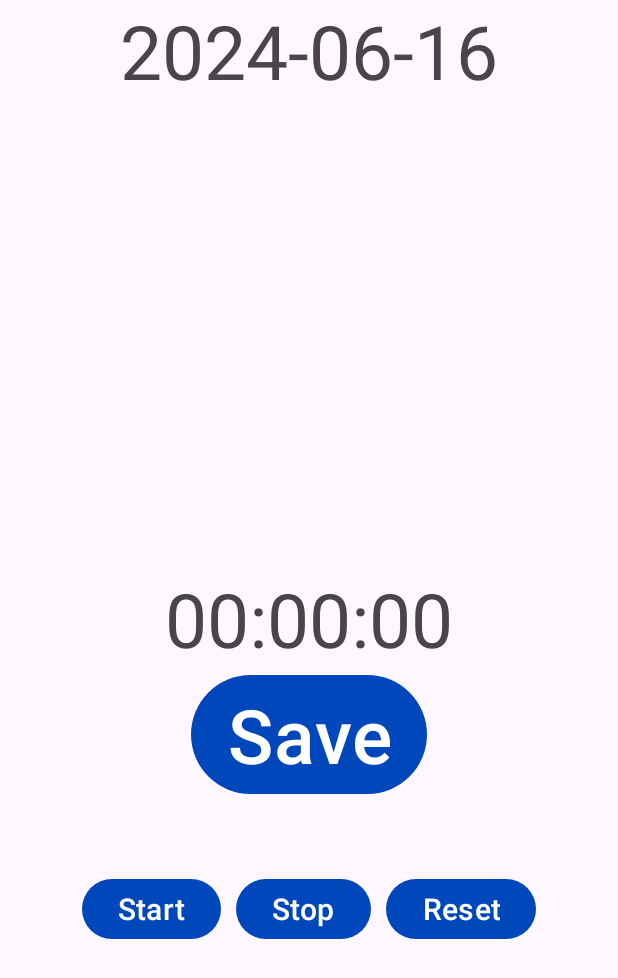
After one commit to srn13542/MobileNavigationSample_0521, an Android app: the TimerActivity screen opened directly, with no data from a screen before it, on a phone screen of 412 x 824 dp. The commit adds this screen. Shown: the top 978 px of the screen. Run offline under Robolectric (Android 15) with nearby library versions, the light colour scheme and no system bars; our stand-ins replace Firebase (no records; nobody signed in at launch, a user with empty details on screens opened directly).

Commit message:
타이머 합침

```diff
--- /dev/null
+++ b/app/src/main/java/com/example/mobilenavigationsample/TimerActivity.kt
@@ -0,0 +1,158 @@
+package com.example.mobilenavigationsample
+
+//타이머 참조 사이트 https://velog.io/@723poil/%EC%8B%9C%EA%B3%84-%EC%95%B1%EC%9D%98-%EC%8A%A4%ED%86%B1%EC%9B%8C%EC%B9%98-%EA%B8%B0%EB%8A%A5-%EB%A7%8C%EB%93%A4%EA%B8%B0
+
+import android.app.Application
+import android.content.Context
+import android.content.Intent
+import android.content.SharedPreferences
+import android.os.Build
+import android.os.Bundle
+import android.os.Handler
+import android.os.SystemClock
+import android.widget.Button
+import android.widget.TextView
+import android.widget.Toast
+import androidx.annotation.RequiresApi
+import androidx.appcompat.app.AppCompatActivity
+import com.google.firebase.FirebaseApp
+import java.time.LocalDate
+import java.time.format.DateTimeFormatter
+import com.google.firebase.auth.FirebaseAuth
+import com.google.firebase.firestore.FirebaseFirestore
+import android.util.Log // 로그를 추가하기 위해 import
+
+
+class TimerActivity : AppCompatActivity() {
+
+    private lateinit var timeView: TextView
+    private lateinit var date: TextView
+    private lateinit var saveButton: Button
+    private lateinit var startButton: Button
+    private lateinit var stopButton: Button
+    private lateinit var resetButton: Button
+    private var handler: Handler = Handler()
+    private var startTime: Long = 0L
+    private var timeInMilliseconds: Long = 0L
+    private var timeSwapBuff: Long = 0L
+    private var updateTime: Long = 0L
+    private lateinit var sharedPreferences: SharedPreferences
+    private lateinit var firestore: FirebaseFirestore
+    private lateinit var auth: FirebaseAuth
+    private var running = false
+
+    private val updateTimer: Runnable = object : Runnable {
+        override fun run() {
+            timeInMilliseconds = SystemClock.uptimeMillis() - startTime
+            updateTime = timeSwapBuff + timeInMilliseconds
+            val secs = (updateTime / 1000).toInt()
+            val mins = secs / 60
+            val hours = mins / 60
+            timeView.text = String.format("%02d:%02d:%02d", hours, mins % 60, secs % 60)
+            handler.postDelayed(this, 0)
+        }
+    }
+
+    @RequiresApi(Build.VERSION_CODES.O)
+    override fun onCreate(savedInstanceState: Bundle?) {
+        super.onCreate(savedInstanceState)
+        setContentView(R.layout.activity_timer)
+
+        // Firebase 초기화 필요
+        FirebaseApp.initializeApp(this)
+
+        // 피이어베이스 연결
+        sharedPreferences = getSharedPreferences("login_prefs", Context.MODE_PRIVATE)
+        firestore = FirebaseFirestore.getInstance()
+        auth = FirebaseAuth.getInstance()
+
+        val today = getTodayDate() // 오늘 날짜 저장
+        date = findViewById(R.id.date) // xml연동
+        val formatter = DateTimeFormatter.ofPattern("yyyy-MM-dd") // 날짜 형식화
+        date.text = today.format(formatter) // 날짜 화면에 보이기
+
+
+        timeView = findViewById(R.id.timeView)
+        saveButton = findViewById(R.id.saveButton)
+        startButton = findViewById(R.id.startButton)
+        stopButton = findViewById(R.id.stopButton)
+        resetButton = findViewById(R.id.resetButton)
+
+        startButton.setOnClickListener {
+            if (!running) {
+                startTime = SystemClock.uptimeMillis()
+                handler.postDelayed(updateTimer, 0)
+                running = true
+            }
+        }
+
+        stopButton.setOnClickListener {
+            if (running) {
+                timeSwapBuff += timeInMilliseconds
+                handler.removeCallbacks(updateTimer)
+                running = false
+                saveTime(updateTime)  // Save the time when stopping
+            }
+        }
+
+        resetButton.setOnClickListener {
+            startTime = 0L
+            timeInMilliseconds = 0L
+            timeSwapBuff = 0L
+            updateTime = 0L
+            timeView.text = "00:00:00"
+            handler.removeCallbacks(updateTimer)
+            running = false
+        }
+
+        saveButton.setOnClickListener{
+            val date = getTodayDate().format(formatter)
+            //val selectedExerciseType = intent.getStringExtra("EXERCISE_TYPE")
+            val exerciseType : String = "running" // 테스트용 예시
+            val exerciseRecord = timeView.text.toString()
+            val kcal : Int = 100 //테스트용 예시값
+            //saveExerciseDetails(selectedExerciseType ?: "Unknown", exerciseTime, date)
+            val user = hashMapOf(
+                "date" to date,
+                "exerciseRecord" to exerciseRecord,
+                "exerciseType" to exerciseType,
+                "kcal" to kcal
+            )
+            val currentUser = auth.currentUser
+            if (currentUser != null) {
+                firestore.collection("record").document(currentUser.uid)
+                    .set(user)
+                    .addOnSuccessListener {
+                        Log.d("Firestore", "DocumentSnapshot successfully written!")
+                        Toast.makeText(this, "정보가 저장되었습니다.", Toast.LENGTH_SHORT).show()
+                        val intent = Intent(this, ReportFragment::class.java)
+                        startActivity(intent)
+                        finish()
+                    }
+                    .addOnFailureListener { e ->
+                        Log.w("Firestore", "Error writing document", e)
+                        Toast.makeText(this, "정보 저장에 실패했습니다: ${e.message}", Toast.LENGTH_SHORT)
+                            .show()
+                    }
+            } else {
+                Log.w("Firestore", "No authenticated user")
+                Toast.makeText(this, "운동 기록 저장 실패", Toast.LENGTH_SHORT).show()
+            }
+        }
+
+    }
+    private fun saveTime(time: Long) {
+        val sharedPreferences = getSharedPreferences("stopwatch", Context.MODE_PRIVATE)
+        val editor = sharedPreferences.edit()
+        editor.putLong("saved_time", time)
+        editor.apply()
+    }
+
+    @RequiresApi(Build.VERSION_CODES.O)
+    fun getTodayDate(): LocalDate {
+        return LocalDate.now()
+    }
+
+
+
+}
--- /dev/null
+++ b/app/src/main/res/layout/activity_timer.xml
@@ -0,0 +1,78 @@
+<?xml version="1.0" encoding="utf-8"?>
+<androidx.constraintlayout.widget.ConstraintLayout xmlns:android="http://schemas.android.com/apk/res/android"
+    xmlns:app="http://schemas.android.com/apk/res-auto"
+    android:layout_width="match_parent"
+    android:layout_height="match_parent">
+
+    <TextView
+        app:layout_constraintTop_toTopOf="parent"
+        app:layout_constraintLeft_toLeftOf="parent"
+        app:layout_constraintRight_toRightOf="parent"
+        android:id="@+id/date"
+        android:textSize="50dp"
+        android:layout_width="wrap_content"
+        android:layout_height="wrap_content">
+
+    </TextView>
+
+
+    <TextView
+        android:id="@+id/timeView"
+        android:layout_width="wrap_content"
+        android:layout_height="wrap_content"
+        android:text="00:00:00"
+        android:textSize="50sp"
+        app:layout_constraintTop_toTopOf="parent"
+        app:layout_constraintLeft_toLeftOf="parent"
+        app:layout_constraintRight_toRightOf="parent"
+        app:layout_constraintBottom_toBottomOf="parent"
+        app:layout_constraintVertical_bias="0.5"/>
+
+    <Button
+        android:id="@+id/saveButton"
+        android:layout_width="wrap_content"
+        android:layout_height="wrap_content"
+        android:text="Save"
+        android:textSize="50dp"
+        app:layout_constraintTop_toBottomOf="@id/timeView"
+        app:layout_constraintLeft_toLeftOf="parent"
+        app:layout_constraintRight_toRightOf="parent"/>
+
+    <LinearLayout
+        android:id="@+id/buttonLayout"
+        android:layout_width="wrap_content"
+        android:layout_height="wrap_content"
+        android:orientation="horizontal"
+        app:layout_constraintTop_toTopOf="parent"
+        app:layout_constraintLeft_toLeftOf="parent"
+        app:layout_constraintRight_toRightOf="parent"
+        app:layout_constraintBottom_toBottomOf="parent"
+        app:layout_constraintVertical_bias="0.75">
+
+
+        <Button
+            android:id="@+id/startButton"
+            android:layout_width="wrap_content"
+            android:layout_height="wrap_content"
+            android:text="Start"
+            android:textSize="20dp"
+            android:layout_marginEnd="10dp"/>
+
+        <Button
+            android:id="@+id/stopButton"
+            android:layout_width="wrap_content"
+            android:layout_height="wrap_content"
+            android:text="Stop"
+            android:textSize="20dp"
+            android:layout_marginEnd="10dp"/>
+
+        <Button
+            android:id="@+id/resetButton"
+            android:layout_width="wrap_content"
+            android:layout_height="wrap_content"
+            android:text="Reset"
+            android:textSize="20dp"/>
+
+    </LinearLayout>
+
+</androidx.constraintlayout.widget.ConstraintLayout>
```
Also changed, not shown: app/src/main/AndroidManifest.xml (+11 -0 lines), app/src/main/java/com/example/mobilenavigationsample/SelectExerciseActivity.kt (+13 -1 lines), 97 other files.
